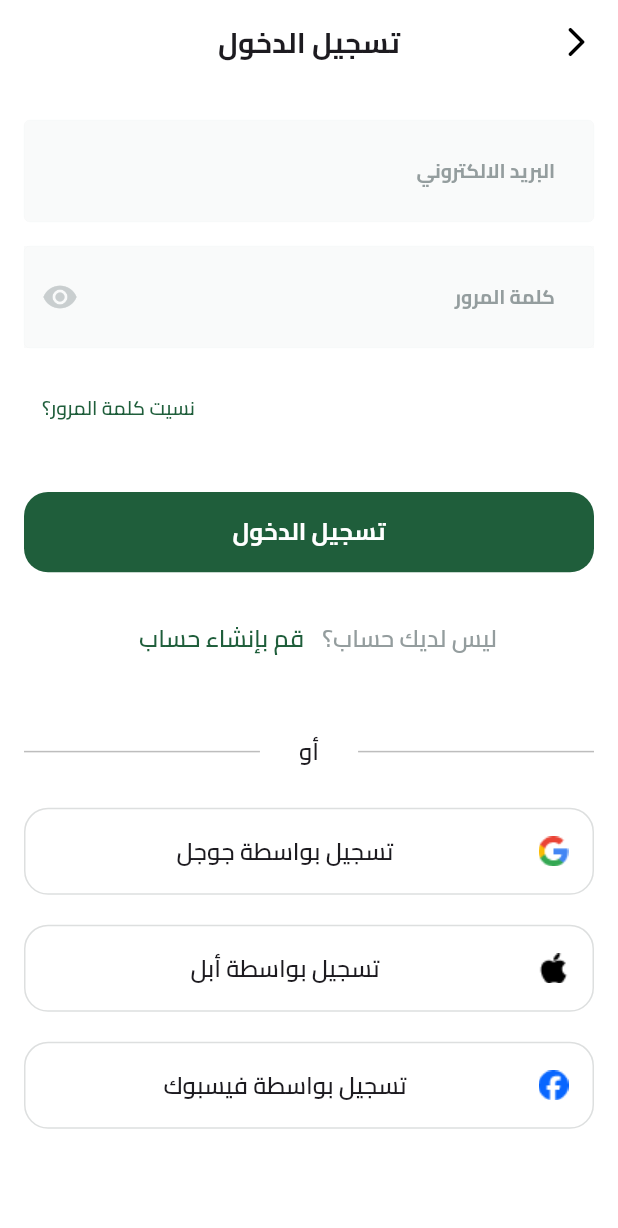
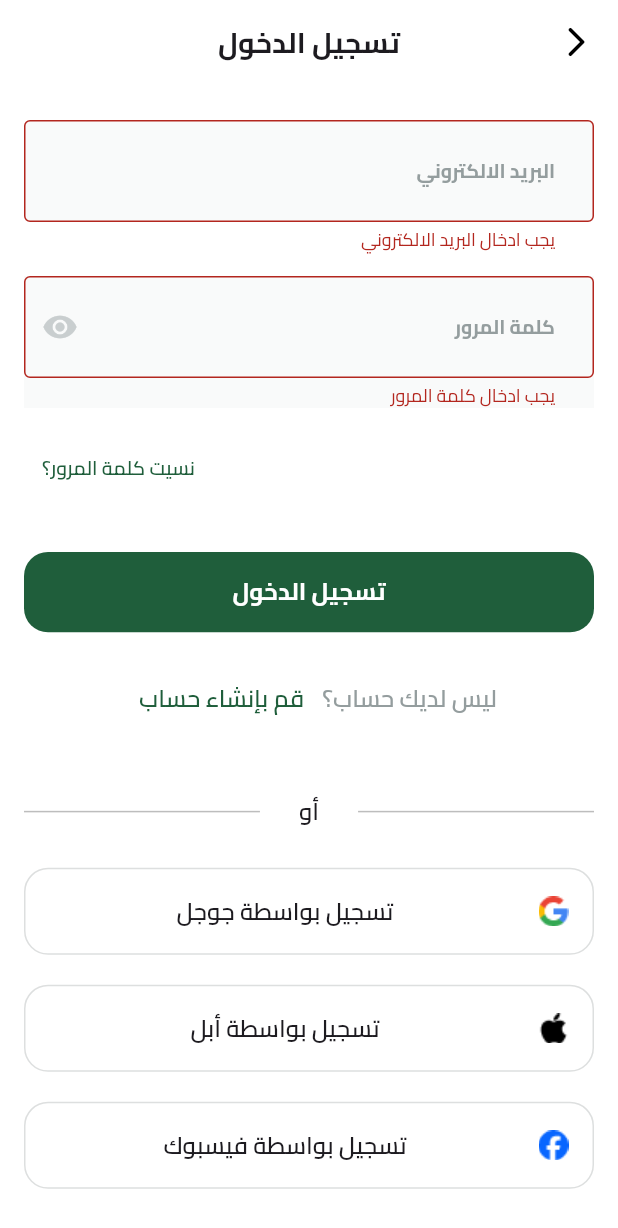
Before and after one commit to Afraym-Herz/E-commerce, a Flutter app: the LoginView screen opened by its route, after a tap on "تسجيل الدخول", on a phone screen of 412 x 824 dp. Shown: the top 1228 px of the screen. Run offline on Flutter 3.47's test engine with Material 3 defaults, Android fonts, the phone set to English and light mode, and no system bars; drawn by our look-alikes of modal_progress_hud_nsn; our stand-ins replace dartz, firebase_auth, firebase_core, flutter_bloc, get_it, shared_preferences; accounts and stored records are empty.

Commit message:
convert login view body to fully form

```diff
--- a/lib/features/auth/presentation/login_cubit/login_cubit.dart
+++ b/lib/features/auth/presentation/login_cubit/login_cubit.dart
@@ -13,7 +13,7 @@ class LoginCubit extends Cubit<LoginState> {
 
   final AuthRepo authRepo ;
 
-  Future<void> loginUser({
+  Future<void> loginUser( {
     required String email,
     required String password,
   }) async {
--- a/lib/features/auth/presentation/views/login_view.dart
+++ b/lib/features/auth/presentation/views/login_view.dart
@@ -1,6 +1,13 @@
+import 'dart:developer';
+
+import 'package:e_commerce/core/services/get_it_services.dart';
+import 'package:e_commerce/features/auth/domain/repos/auth_repo.dart';
+import 'package:e_commerce/features/auth/presentation/login_cubit/login_cubit.dart';
 import 'package:e_commerce/features/auth/presentation/views/widgets/custom_app_bar.dart';
 import 'package:e_commerce/features/auth/presentation/views/widgets/login_view_body.dart';
+import 'package:e_commerce/features/auth/presentation/views/widgets/login_view_body_bloc_consumer.dart';
 import 'package:flutter/material.dart';
+import 'package:flutter_bloc/flutter_bloc.dart';
 
 class LoginView extends StatelessWidget {
   const LoginView({super.key});
@@ -8,10 +15,13 @@ class LoginView extends StatelessWidget {
 
   @override
   Widget build(BuildContext context) {
-    return Scaffold(
-      backgroundColor: Colors.white,
-      appBar: customAppBar(context: context, title: "تسجيل الدخول"),
-      body: const LoginViewBody(),
+    return BlocProvider(
+      create: (context) => LoginCubit(getIt<AuthRepo>()),
+      child: Scaffold(
+        backgroundColor: Colors.white,
+        appBar: customAppBar(context: context, title: "تسجيل الدخول"),
+        body: const LoginViewBodyBlocConsumer(),
+      ),
     );
   }
 }
--- a/lib/features/auth/presentation/views/widgets/login_view_body.dart
+++ b/lib/features/auth/presentation/views/widgets/login_view_body.dart
@@ -5,42 +5,82 @@ import 'package:e_commerce/core/utils/assets.dart';
 import 'package:e_commerce/core/widgets/custom_button.dart';
 import 'package:e_commerce/core/widgets/custom_password_field.dart';
 import 'package:e_commerce/core/widgets/custom_text_form_field.dart';
+import 'package:e_commerce/features/auth/presentation/login_cubit/login_cubit.dart';
 import 'package:e_commerce/features/auth/presentation/views/forget_password_view.dart';
 import 'package:e_commerce/features/auth/presentation/views/sign_up_view.dart';
 import 'package:e_commerce/features/auth/presentation/views/widgets/custom_list_tile.dart';
 import 'package:flutter/material.dart';
+import 'package:flutter_bloc/flutter_bloc.dart';
 
-class LoginViewBody extends StatelessWidget {
+class LoginViewBody extends StatefulWidget {
   const LoginViewBody({super.key});
 
+  @override
+  State<LoginViewBody> createState() => _LoginViewBodyState();
+}
+
+class _LoginViewBodyState extends State<LoginViewBody> {
+  GlobalKey<FormState> formKey = GlobalKey<FormState>();
+  AutovalidateMode autovalidateMode = AutovalidateMode.disabled;
+  late String email, password;
   @override
   Widget build(BuildContext context) {
     return SingleChildScrollView(
       child: Padding(
-        padding: const EdgeInsets.symmetric( horizontal: kHorizintalPadding ),
+        padding: const EdgeInsets.symmetric(horizontal: kHorizintalPadding),
+        child: Form(
+          key: formKey,
+          autovalidateMode: autovalidateMode,
           child: Column(
             children: [
               const SizedBox(height: 24),
-            const CustomTextFormField(title: "البريد الالكتروني"),
+              CustomTextFormField(
+                title: "البريد الالكتروني",
+                onSaved: (value) {
+                  email = value!;
+                },
+              ),
               const SizedBox(height: 16),
-            const CustomPasswordField(title: "كلمة المرور"),
+              CustomPasswordField(
+                title: "كلمة المرور",
+                onSaved: (value) {
+                  password = value!;
+                },
+              ),
               const SizedBox(height: 16),
               Row(
                 mainAxisAlignment: MainAxisAlignment.end,
                 children: [
                   TextButton(
                     onPressed: () {
-                    Navigator.of(context).pushNamed(ForgetPasswordView.routeName);
+                      Navigator.of(
+                        context,
+                      ).pushNamed(ForgetPasswordView.routeName);
                     },
-                  child: Text("نسيت كلمة المرور؟",
+                    child: Text(
+                      "نسيت كلمة المرور؟",
                       style: AppTextStyles.semiBold13.copyWith(
                         color: AppColors.primaryColor,
-                  ),)
+                      ),
+                    ),
                   ),
                 ],
               ),
               const SizedBox(height: 32),
-            CustomButton(onPressed: () {}, title: "تسجيل الدخول"),
+              CustomButton(
+                onPressed: () {
+                  if (formKey.currentState!.validate()) {
+                    formKey.currentState!.save();
+                    context.read<LoginCubit>().loginUser(
+                      email: email,
+                      password: password,
+                    );
+                  } else {
+                    autovalidateMode = AutovalidateMode.always;
+                  }
+                },
+                title: "تسجيل الدخول",
+              ),
               const SizedBox(height: 20),
               Row(
                 mainAxisAlignment: MainAxisAlignment.center,
@@ -60,10 +100,12 @@ class LoginViewBody extends StatelessWidget {
                       onPressed: () {
                         Navigator.of(context).pushNamed(SignUpView.routeName);
                       },
-                    child: Text( "قم بإنشاء حساب",
+                      child: Text(
+                        "قم بإنشاء حساب",
                         style: AppTextStyles.semiBold16.copyWith(
                           color: AppColors.primaryColor,
-                    ),),
+                        ),
+                      ),
                     ),
                   ),
                 ],
@@ -85,7 +127,7 @@ class LoginViewBody extends StatelessWidget {
               ),
               const SizedBox(height: 26),
               CustomListTile(
-              imageIcon: Assets.imagesGoogle ,
+                imageIcon: Assets.imagesGoogle,
                 title: 'جوجل',
                 onTap: () {
                   Navigator.of(context).push(
@@ -105,18 +147,21 @@ class LoginViewBody extends StatelessWidget {
               ),
               const SizedBox(height: 20),
               CustomListTile(
-              imageIcon:  Assets.imagesFacebook ,
+                imageIcon: Assets.imagesFacebook,
                 title: 'فيسبوك',
 
                 onTap: () {
                   Navigator.of(context).push(
-                  MaterialPageRoute(builder: (context) => const Text('فيسبوك')),
+                    MaterialPageRoute(
+                      builder: (context) => const Text('فيسبوك'),
+                    ),
                   );
                 },
               ),
             ],
           ),
         ),
+      ),
     );
   }
 }
```
Lines whose indentation alone changed are shown as unchanged.
